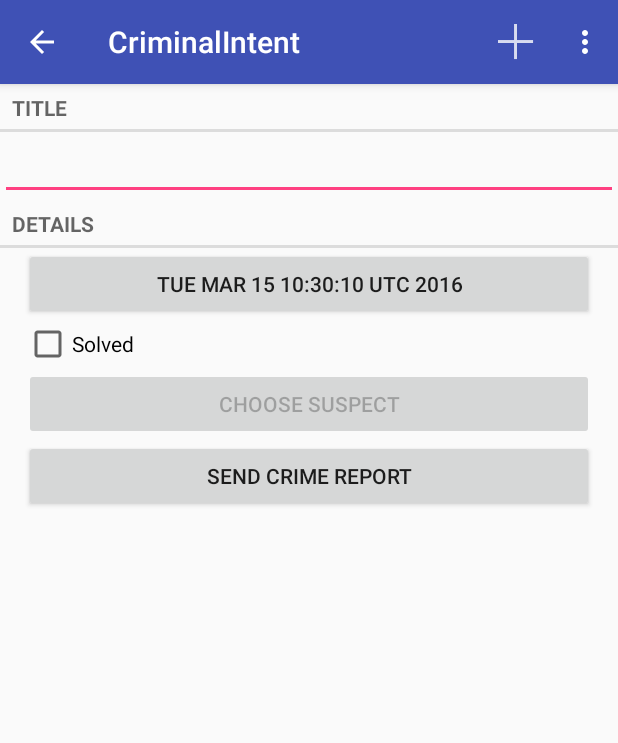
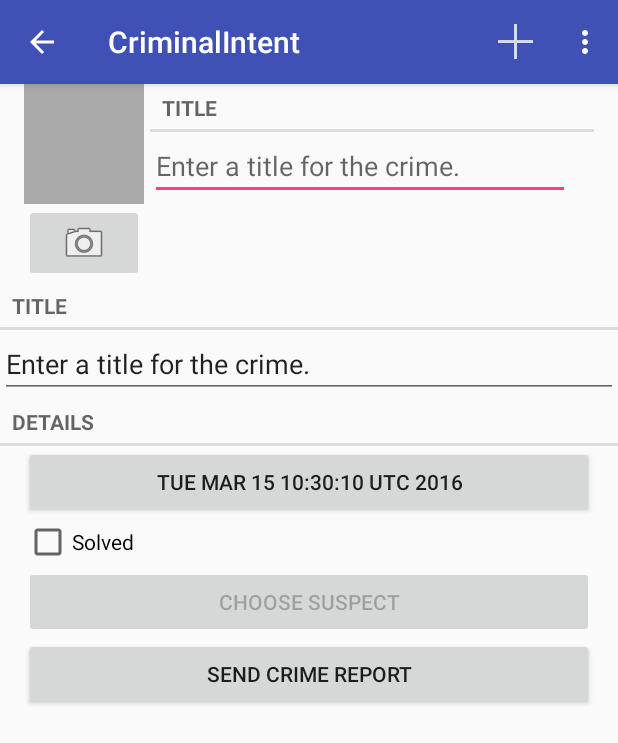
Before and after one commit to rbrazuk/CriminalIntent, an Android app: the CrimeFragment screen opened directly, with no data from a screen before it, on a phone screen of 412 x 824 dp. Shown: the top 743 px of the screen. Run offline under Robolectric (Android 15) with nearby library versions, the phone set to English and light mode, and no system bars.

Commit message:
finished chapter 16, minus challenges

```diff
--- a/app/src/main/AndroidManifest.xml
+++ b/app/src/main/AndroidManifest.xml
@@ -1,6 +1,10 @@
 <?xml version="1.0" encoding="utf-8"?>
 <manifest package="com.example.rbrazuk.criminalintent"
           xmlns:android="http://schemas.android.com/apk/res/android">
+    <uses-permission android:name="android.permission.READ_EXTERNAL_STORAGE"
+        />
+    <uses-feature android:name="android.hardware.camera"
+        android:required="false"/>
 
     <application
         android:allowBackup="true"
--- a/app/src/main/java/com/example/rbrazuk/criminalintent/Crime.java
+++ b/app/src/main/java/com/example/rbrazuk/criminalintent/Crime.java
@@ -60,4 +60,8 @@ public class Crime {
     public void setSuspect(String suspect) {
         mSuspect = suspect;
     }
+
+    public String getPhotoFilename() {
+        return "IMG_" + getId().toString() + ".jpg";
+    }
 }
--- a/app/src/main/java/com/example/rbrazuk/criminalintent/CrimeFragment.java
+++ b/app/src/main/java/com/example/rbrazuk/criminalintent/CrimeFragment.java
@@ -4,9 +4,11 @@ import android.app.Activity;
 import android.content.Intent;
 import android.content.pm.PackageManager;
 import android.database.Cursor;
+import android.graphics.Bitmap;
 import android.net.Uri;
 import android.os.Bundle;
 import android.provider.ContactsContract;
+import android.provider.MediaStore;
 import android.support.annotation.Nullable;
 import android.support.v4.app.Fragment;
 
@@ -23,7 +25,10 @@ import android.widget.Button;
 import android.widget.CheckBox;
 import android.widget.CompoundButton;
 import android.widget.EditText;
+import android.widget.ImageButton;
+import android.widget.ImageView;
 
+import java.io.File;
 import java.text.DateFormat;
 import java.util.Date;
 import java.util.List;
@@ -37,13 +42,17 @@ public class CrimeFragment extends Fragment {
 
     private static final int REQUEST_DATE = 0;
     private static final int REQUEST_CONTACT = 1;
+    private static final int REQUEST_PHOTO = 2;
 
     private Crime mCrime;
+    private File mPhotoFile;
     private EditText mTitleField;
     private Button mDateButton;
     private CheckBox mSolvedCheckBox;
     private Button mReportButton;
     private Button mSuspectButton;
+    private ImageButton mPhotoButton;
+    private ImageView mPhotoView;
 
     public static CrimeFragment newInstance(UUID crimeId) {
         Bundle args = new Bundle();
@@ -89,6 +98,7 @@ public class CrimeFragment extends Fragment {
         UUID crimeId = (UUID) getArguments().getSerializable(ARG_CRIME_ID);
         mCrime = CrimeLab.get(getActivity()).getCrime(crimeId);
         setHasOptionsMenu(true);
+        mPhotoFile =  CrimeLab.get(getActivity()).getPhotoFile(mCrime);
     }
 
     @Override
@@ -176,6 +186,26 @@ public class CrimeFragment extends Fragment {
             mSuspectButton.setEnabled(false);
         }
 
+        mPhotoButton = (ImageButton) v.findViewById(R.id.crime_camera);
+        final Intent captureImage = new Intent(MediaStore.ACTION_IMAGE_CAPTURE);
+
+        boolean canTakePhoto = mPhotoFile != null && captureImage.resolveActivity(packageManager) != null;
+
+        if (canTakePhoto) {
+            Uri uri = Uri.fromFile(mPhotoFile);
+            captureImage.putExtra(MediaStore.EXTRA_OUTPUT,uri);
+        }
+
+        mPhotoButton.setOnClickListener(new View.OnClickListener() {
+            @Override
+            public void onClick(View v) {
+                startActivityForResult(captureImage,REQUEST_PHOTO);
+            }
+        });
+
+        mPhotoView = (ImageView) v.findViewById(R.id.crime_photo);
+        updatePhotoView();
+
         return v;
     }
 
@@ -208,6 +238,8 @@ public class CrimeFragment extends Fragment {
                 c.close();
             }
 
+        } else if (requestCode == REQUEST_PHOTO) {
+            updatePhotoView();
         }
     }
 
@@ -238,4 +270,13 @@ public class CrimeFragment extends Fragment {
         return report;
 
     }
+
+    private void updatePhotoView() {
+        if (mPhotoFile == null || !mPhotoFile.exists()) {
+            mPhotoView.setImageDrawable(null);
+        } else {
+            Bitmap bitmap = PictureUtils.getScaledBitmap(mPhotoFile.getPath(),getActivity());
+            mPhotoView.setImageBitmap(bitmap);
+        }
+    }
 }
--- a/app/src/main/java/com/example/rbrazuk/criminalintent/CrimeLab.java
+++ b/app/src/main/java/com/example/rbrazuk/criminalintent/CrimeLab.java
@@ -4,12 +4,14 @@ import android.content.ContentValues;
 import android.content.Context;
 import android.database.Cursor;
 import android.database.sqlite.SQLiteDatabase;
+import android.os.Environment;
 
 import com.example.rbrazuk.criminalintent.database.CrimeBaseHelper;
 import com.example.rbrazuk.criminalintent.database.CrimeCursorWrapper;
 import com.example.rbrazuk.criminalintent.database.CrimeDbSchema;
 import com.example.rbrazuk.criminalintent.database.CrimeDbSchema.CrimeTable;
 
+import java.io.File;
 import java.util.ArrayList;
 import java.util.List;
 import java.util.UUID;
@@ -44,7 +46,7 @@ public class CrimeLab {
 
     public void deleteCrime(Crime c) {
         String uuidString = c.getId().toString();
-        mDatabase.delete(CrimeTable.NAME, CrimeTable.Cols.UUID + " = ?", new String[] {uuidString});
+        mDatabase.delete(CrimeTable.NAME, CrimeTable.Cols.UUID + " = ?", new String[]{uuidString});
     }
     public List<Crime> getCrimes() {
 
@@ -84,6 +86,16 @@ public class CrimeLab {
         }
     }
 
+    public File getPhotoFile(Crime crime) {
+        File externalFilesDir = mContext.getExternalFilesDir(Environment.DIRECTORY_PICTURES);
+
+        if(externalFilesDir == null) {
+            return null;
+        }
+
+        return new File(externalFilesDir,crime.getPhotoFilename());
+    }
+
     public void updateCrime(Crime crime) {
         String uuidString = crime.getId().toString();
         ContentValues values = getContentValues(crime);
--- a/app/src/main/res/layout-land/fragment_crime.xml
+++ b/app/src/main/res/layout-land/fragment_crime.xml
@@ -3,6 +3,7 @@
               android:orientation="vertical"
               android:layout_width="match_parent"
               android:layout_height="match_parent">
+    <include layout="@layout/view_camera_and_title"/>
     <TextView
         android:layout_width="match_parent"
         android:layout_height="wrap_content"
--- a/app/src/main/res/layout/fragment_crime.xml
+++ b/app/src/main/res/layout/fragment_crime.xml
@@ -3,6 +3,8 @@
               android:orientation="vertical"
               android:layout_width="match_parent"
               android:layout_height="match_parent">
+
+    <include layout="@layout/view_camera_and_title"/>
     <TextView
         android:layout_width="match_parent"
         android:layout_height="wrap_content"
--- /dev/null
+++ b/app/src/main/res/layout/view_camera_and_title.xml
@@ -0,0 +1,52 @@
+<?xml version="1.0" encoding="utf-8"?>
+<LinearLayout xmlns:android="http://schemas.android.com/apk/res/android"
+
+              android:layout_width="match_parent"
+              android:layout_height="wrap_content"
+              android:layout_marginLeft="16dp"
+              android:layout_marginRight="16dp">
+
+    <LinearLayout
+        android:layout_width="wrap_content"
+        android:layout_height="wrap_content"
+        android:layout_marginRight="4dp"
+        android:orientation="vertical">
+
+        <ImageView
+            android:id="@+id/crime_photo"
+            android:layout_width="80dp"
+            android:layout_height="80dp"
+            android:background="@android:color/darker_gray"
+            android:cropToPadding="true"
+            android:scaleType="centerInside"/>
+
+        <ImageButton
+            android:id="@+id/crime_camera"
+            android:layout_width="match_parent"
+            android:layout_height="wrap_content"
+            android:src="@android:drawable/ic_menu_camera"/>
+    </LinearLayout>
+
+    <LinearLayout
+        android:layout_width="wrap_content"
+        android:layout_height="wrap_content"
+        android:layout_weight="1"
+        android:orientation="vertical">
+
+        <TextView
+            style="?android:listSeparatorTextViewStyle"
+            android:layout_width="match_parent"
+            android:layout_height="wrap_content"
+            android:text="@string/crime_title_label"/>
+
+        <EditText
+            android:id="@+id/crime_title"
+            android:layout_width="match_parent"
+            android:layout_height="wrap_content"
+            android:layout_marginRight="16dp"
+            android:hint="@string/crime_title_hint"/>
+
+    </LinearLayout>
+
+
+</LinearLayout>
```
Also changed, not shown: app/src/main/java/com/example/rbrazuk/criminalintent/PictureUtils.java (added, +43 -0 lines).
